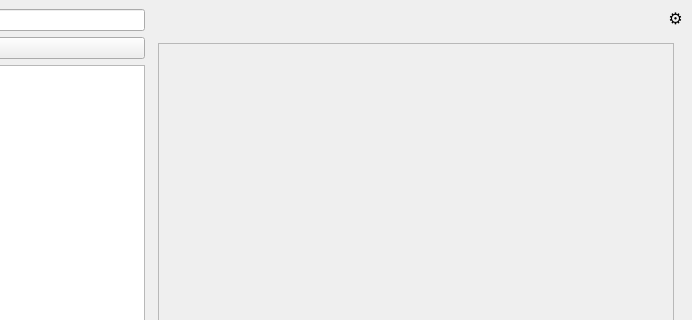
Old version of the form resources/interface.ui in the repository wingatesv/gen_ai; both pictures show x 508 to 1200 and y 0 to 320 of the 1200 by 800 pixel window.
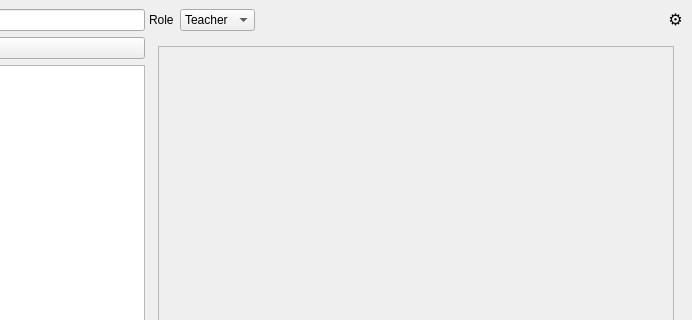
New version of the form.

Commit message: Remove obsolete documents and update configuration for light interface mode; enhance role selection in UI

The edit to the form file:
```diff
--- a/resources/interface.ui
+++ b/resources/interface.ui
@@ -81,6 +81,30 @@
         <item>
          <!-- Settings Button -->
          <layout class="QHBoxLayout" name="settingsButtonLayout">
+          <item>
+           <widget class="QLabel" name="roleLabel">
+            <property name="text">
+             <string>Role</string>
+            </property>
+           </widget>
+          </item>
+          <item>
+           <widget class="QComboBox" name="roleDropdown">
+                <property name="minimumWidth">
+            <number>130</number>
+            </property>
+            <item>
+             <property name="text">
+              <string>Teacher</string>
+             </property>
+            </item>
+            <item>
+             <property name="text">
+              <string>Student</string>
+             </property>
+            </item>
+           </widget>
+          </item>
           <item>
            <spacer name="spacerLeft">
             <property name="orientation">
```
Left out of the diff: 2 changed lines with no effect on the pictures. The commit also changes 13 other files.
